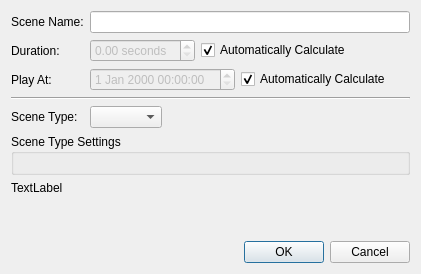
google-code-export/dviz, file src/glvidtex/ScenePropertiesDialog.ui: the form before one commit.
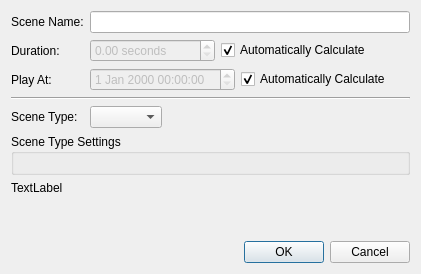
The form after the commit.

```diff
--- a/src/glvidtex/ScenePropertiesDialog.ui
+++ b/src/glvidtex/ScenePropertiesDialog.ui
@@ -46,6 +46,9 @@
          <property name="suffix">
           <string> seconds</string>
          </property>
+         <property name="maximum">
+          <double>99999.990000000005239</double>
+         </property>
         </widget>
        </item>
        <item>
```
